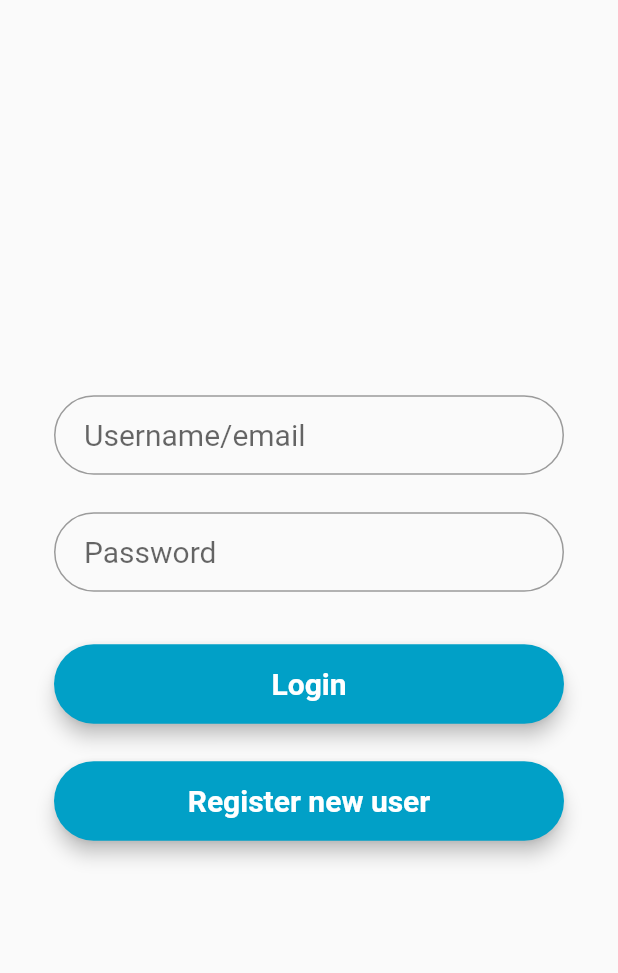
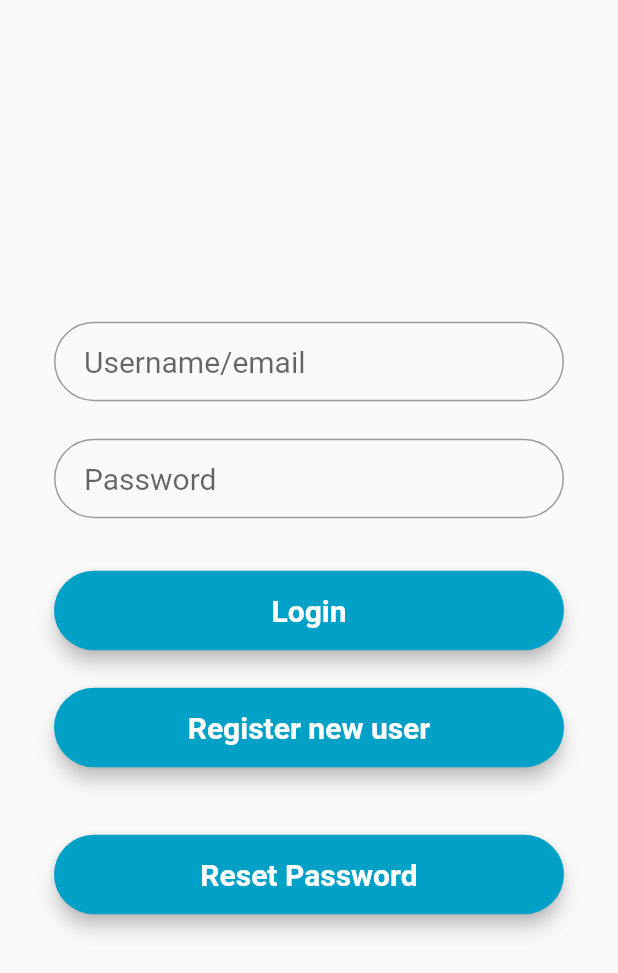
Before and after one commit to gedemagt/chaos_flutter, a Flutter app: the screen it shows after launch, on a phone screen of 412 x 824 dp. Shown: the top 973 px of the screen. Run offline on Flutter 3.47's test engine with Material 2 defaults, Android fonts, the phone set to English and light mode, and no system bars; our stand-ins replace image_picker, photo_view, progress_dialog, shared_preferences; missing offline and left inert: flutter_range_slider; accounts and stored records are empty; Roboto replaces fonts that are missing (Montserrat).

Commit message:
Added a whole bunch.

```diff
--- a/lib/main.dart
+++ b/lib/main.dart
@@ -7,7 +7,7 @@ import 'package:timer/pages/gymspage.dart';
 
 Future main() async {
 
-
+  WidgetsFlutterBinding.ensureInitialized();
   await StateManager().init();
 
   Widget _default;
--- a/lib/pages/exceptions.dart
+++ b/lib/pages/exceptions.dart
@@ -12,5 +12,6 @@ class ServerException implements Exception {
 
 class InvalidContentException implements Exception {
   String cause;
-  InvalidContentException(this.cause);
+  int statusCode;
+  InvalidContentException(this.cause, {this.statusCode});
 }
--- a/lib/pages/loginpage.dart
+++ b/lib/pages/loginpage.dart
@@ -6,6 +6,7 @@ import 'package:timer/models/gym.dart';
 import 'package:timer/pages/gymspage.dart';
 import 'package:timer/pages/homepage.dart';
 import 'package:timer/pages/registeruser.dart';
+import 'package:timer/pages/resetpassword.dart';
 
 class LoginPage extends StatefulWidget {
   LoginPage({Key key, this.title}) : super(key: key);
@@ -108,6 +109,23 @@ class _LoginPageState extends State<LoginPage> {
       ),
     );
 
+    Widget resetPassword = Material(
+      elevation: 5.0,
+      borderRadius: BorderRadius.circular(30.0),
+      color: Color(0xff01A0C7),
+      child: MaterialButton(
+        minWidth: MediaQuery.of(context).size.width,
+        padding: EdgeInsets.fromLTRB(20.0, 15.0, 20.0, 15.0),
+        onPressed: () {
+          Navigator.push(context, MaterialPageRoute(builder: (context) => ResetPasswordPage()));
+        },
+        child: Text("Reset Password",
+            textAlign: TextAlign.center,
+            style: style.copyWith(
+                color: Colors.white, fontWeight: FontWeight.bold)),
+      ),
+    );
+
     if(_isLoggingIn) {
       loginButon = Center(
         child: CircularProgressIndicator()
@@ -142,6 +160,10 @@ class _LoginPageState extends State<LoginPage> {
                 SizedBox(
                   height: 45.0,
                 ),
+                resetPassword,
+                SizedBox(
+                  height: 45.0,
+                ),
               ],
             ),
           ),
```
Also changed, not shown: lib/pages/resetpassword.dart (added, +104 -0 lines), lib/webapi.dart (+22 -12 lines), 2 other files.
